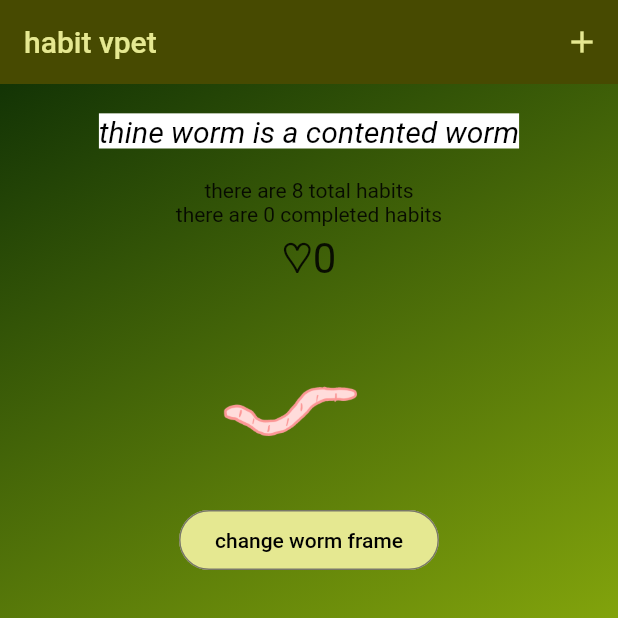
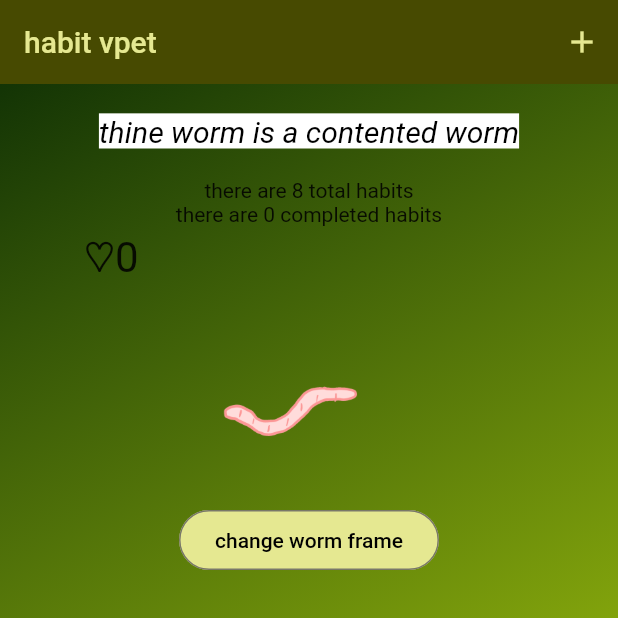
Before and after one commit to abbymachines/habit_vpet, a Flutter app: the screen it shows after launch, on a phone screen of 412 x 824 dp, the top half of it. Run offline on Flutter 3.47's test engine with Material 2 defaults, Android fonts, the phone set to English and light mode, and no system bars; our stand-ins replace flutter_riverpod.

Commit message:
change alignment of heart bar

```diff
--- a/lib/widgets/heart_bar/heart_bar.dart
+++ b/lib/widgets/heart_bar/heart_bar.dart
@@ -23,7 +23,7 @@ class HeartBar extends StatelessWidget {
       width: 300,
       height: 40,
       child: Container(
-        alignment: Alignment.center,
+        alignment: Alignment.topLeft,
         child: Text(
           heartBarStates[health]! + health.toString(),
           style: const TextStyle(
```
